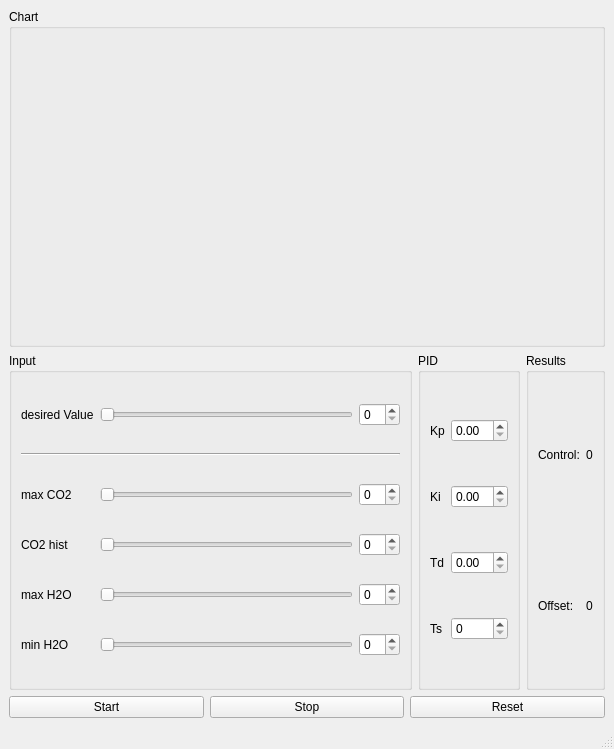
This is mainwindow.ui in JaySi98/PIDSimulation as Qt 5 draws it before an edit. The edited form follows.
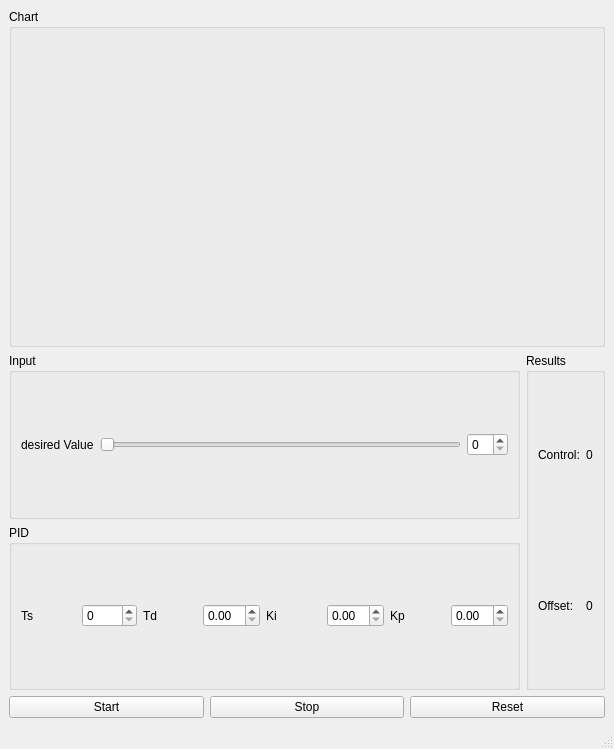
This is the edited form.

Commit message: removed unused gui

Diff of the .ui file:
```diff
--- a/mainwindow.ui
+++ b/mainwindow.ui
@@ -14,7 +14,7 @@
    <string>MainWindow</string>
   </property>
   <widget class="QWidget" name="centralwidget">
-   <layout class="QVBoxLayout" name="verticalLayout">
+   <layout class="QVBoxLayout" name="verticalLayout_2">
     <item>
      <widget class="QGroupBox" name="groupBox_Chart">
       <property name="title">
@@ -24,35 +24,18 @@
      </widget>
     </item>
     <item>
-     <layout class="QHBoxLayout" name="horizontalLayout_2">
+     <layout class="QHBoxLayout" name="horizontalLayout">
       <item>
-       <layout class="QHBoxLayout" name="horizontalLayout">
+       <layout class="QVBoxLayout" name="verticalLayout">
         <item>
          <widget class="QGroupBox" name="groupBox_Input">
           <property name="title">
            <string>Input</string>
           </property>
-          <layout class="QGridLayout" name="gridLayout_2" rowstretch="0,0,0,0,0,0">
+          <layout class="QGridLayout" name="gridLayout_2" rowstretch="0">
            <property name="sizeConstraint">
             <enum>QLayout::SetDefaultConstraint</enum>
            </property>
-           <item row="2" column="2">
-            <widget class="QSpinBox" name="spinBox_MaxCO2"/>
-           </item>
-           <item row="2" column="0">
-            <widget class="QLabel" name="label_maxCO2">
-             <property name="text">
-              <string>max CO2</string>
-             </property>
-            </widget>
-           </item>
-           <item row="3" column="0">
-            <widget class="QLabel" name="label_CO2Hist">
-             <property name="text">
-              <string>CO2 hist</string>
-             </property>
-            </widget>
-           </item>
            <item row="0" column="1">
             <widget class="QSlider" name="horizontalSlider_desiredValue">
              <property name="orientation">
@@ -60,71 +43,13 @@
              </property>
             </widget>
            </item>
-           <item row="4" column="1">
-            <widget class="QSlider" name="horizontalSlider_MaxH20">
-             <property name="orientation">
-              <enum>Qt::Horizontal</enum>
-             </property>
-            </widget>
-           </item>
-           <item row="5" column="2">
-            <widget class="QSpinBox" name="spinBox_MinH20"/>
-           </item>
-           <item row="0" column="0">
-            <widget class="QLabel" name="label_desiredValue">
-             <property name="text">
-              <string>desired Value</string>
-             </property>
-            </widget>
-           </item>
-           <item row="1" column="0" colspan="3">
-            <widget class="Line" name="line">
-             <property name="orientation">
-              <enum>Qt::Horizontal</enum>
-             </property>
-            </widget>
-           </item>
-           <item row="3" column="2">
-            <widget class="QSpinBox" name="spinBox_CO2Hist"/>
-           </item>
-           <item row="4" column="2">
-            <widget class="QSpinBox" name="spinBox_MaxH20"/>
-           </item>
-           <item row="4" column="0">
-            <widget class="QLabel" name="label_maxH20">
-             <property name="text">
-              <string>max H2O</string>
-             </property>
-            </widget>
-           </item>
-           <item row="5" column="0">
-            <widget class="QLabel" name="label_minH20">
-             <property name="text">
-              <string>min H2O</string>
-             </property>
-            </widget>
-           </item>
            <item row="0" column="2">
             <widget class="QSpinBox" name="spinBox_desiredValue"/>
            </item>
-           <item row="2" column="1">
-            <widget class="QSlider" name="horizontalSlider_MaxCO2">
-             <property name="orientation">
-              <enum>Qt::Horizontal</enum>
-             </property>
-            </widget>
-           </item>
-           <item row="5" column="1">
-            <widget class="QSlider" name="horizontalSlider_MinH20">
-             <property name="orientation">
-              <enum>Qt::Horizontal</enum>
-             </property>
-            </widget>
-           </item>
-           <item row="3" column="1">
-            <widget class="QSlider" name="horizontalSlider_CO2Hist">
-             <property name="orientation">
-              <enum>Qt::Horizontal</enum>
+           <item row="0" column="0">
+            <widget class="QLabel" name="label_desiredValue">
+             <property name="text">
+              <string>desired Value</string>
              </property>
             </widget>
            </item>
@@ -136,46 +61,46 @@
           <property name="title">
            <string>PID</string>
           </property>
-          <layout class="QGridLayout" name="gridLayout">
-           <item row="0" column="1">
-            <widget class="QDoubleSpinBox" name="spinBox_Kp"/>
+          <layout class="QHBoxLayout" name="horizontalLayout_4">
+           <item>
+            <widget class="QLabel" name="label_Ts">
+             <property name="text">
+              <string>Ts</string>
+             </property>
+            </widget>
            </item>
-           <item row="2" column="0">
+           <item>
+            <widget class="QSpinBox" name="spinBox_Ts"/>
+           </item>
+           <item>
             <widget class="QLabel" name="label_Td">
              <property name="text">
               <string>Td</string>
              </property>
             </widget>
            </item>
-           <item row="1" column="1">
-            <widget class="QDoubleSpinBox" name="spinBox_Ki"/>
+           <item>
+            <widget class="QDoubleSpinBox" name="spinBox_Td"/>
            </item>
-           <item row="1" column="0">
+           <item>
             <widget class="QLabel" name="label_Ki">
              <property name="text">
               <string>Ki</string>
              </property>
             </widget>
            </item>
-           <item row="2" column="1">
-            <widget class="QDoubleSpinBox" name="spinBox_Td"/>
+           <item>
+            <widget class="QDoubleSpinBox" name="spinBox_Ki"/>
            </item>
-           <item row="0" column="0">
+           <item>
             <widget class="QLabel" name="label_Kp">
              <property name="text">
               <string>Kp</string>
              </property>
             </widget>
            </item>
-           <item row="3" column="0">
-            <widget class="QLabel" name="label_Ts">
-             <property name="text">
-              <string>Ts</string>
-             </property>
-            </widget>
-           </item>
-           <item row="3" column="1">
-            <widget class="QSpinBox" name="spinBox_Ts"/>
+           <item>
+            <widget class="QDoubleSpinBox" name="spinBox_Kp"/>
            </item>
           </layout>
          </widget>
```
